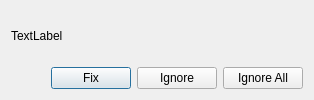
Before: the Qt Designer form readerrordialog.ui in lawand/gngt, drawn with Qt 5.
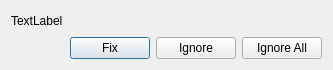
After: the same form once the commit is applied.

What changed in the file:
```diff
--- a/readerrordialog.ui
+++ b/readerrordialog.ui
@@ -2,6 +2,14 @@
 <ui version="4.0">
  <class>ReadErrorDialog</class>
  <widget class="QDialog" name="ReadErrorDialog">
+  <property name="geometry">
+   <rect>
+    <x>0</x>
+    <y>0</y>
+    <width>333</width>
+    <height>70</height>
+   </rect>
+  </property>
   <property name="windowTitle">
    <string>Dialog</string>
   </property>
```
Left out of the diff: 2 changed lines with no effect on the pictures.
